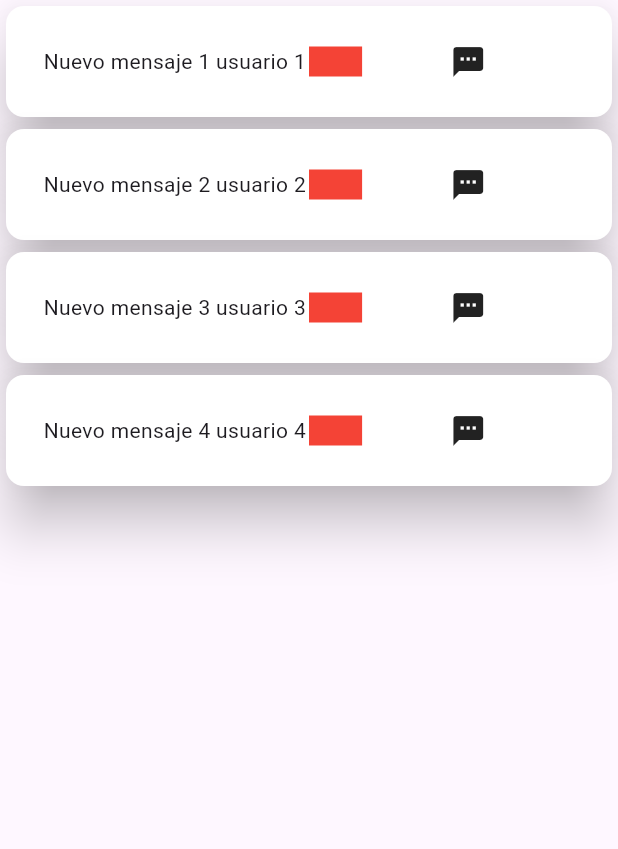
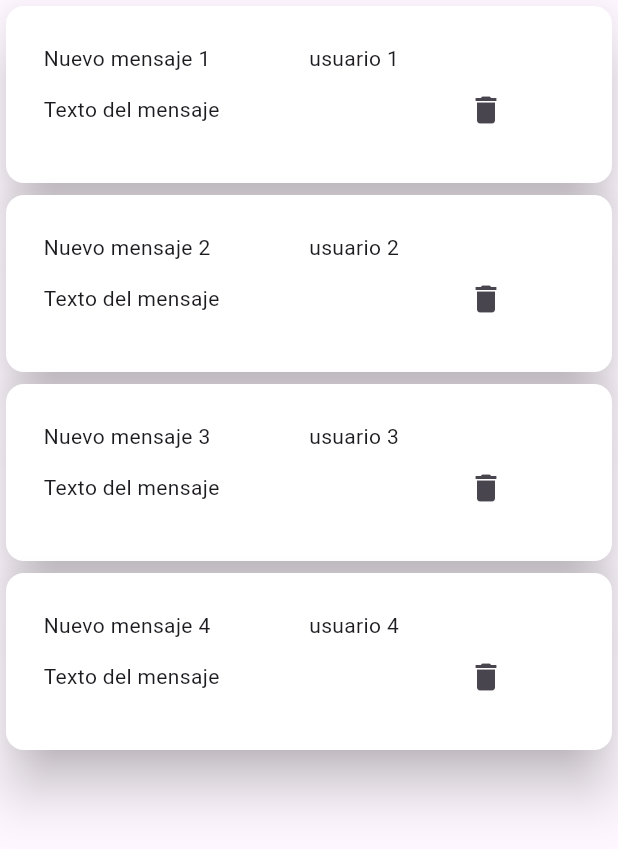
Before and after one commit to LorisBrignatz/primera, a Flutter app: the Home screen opened directly, on a phone screen of 412 x 824 dp. Shown: the top 849 px of the screen. Run offline on Flutter 3.47's test engine with Material 3 defaults, Android fonts, the phone set to English and light mode, and no system bars.

Commit message:
Modif home d'une autre façon

```diff
--- a/lib/home.dart
+++ b/lib/home.dart
@@ -33,7 +33,9 @@ class _HomeState extends State<Home> {
                 var datos = mensajes[index].split('#');
 
                 return CardWidget(
-                  texto: '${datos[1]} ${datos[2]}',
+                  texto: '${datos[1]}',
+                  nombre: '${datos[2]}',
+                  mensaje: '${datos[3]}',
                   showOrHide: true,
                   size: 25,
                 );
@@ -75,11 +77,15 @@ class CardWidget extends StatelessWidget {
   const CardWidget({
     super.key,
     required this.texto,
+    required this.nombre,
+    required this.mensaje,
     required this.showOrHide,
     required this.size,
   });
 
   final String texto;
+  final String nombre;
+  final String mensaje;
   final bool showOrHide;
   final double size;
 
@@ -90,19 +96,35 @@ class CardWidget extends StatelessWidget {
       elevation: 15,
       child: Padding(
         padding: EdgeInsets.all(size),
-        child: Row(
+        child: Column(
           children: [
-            Expanded(
-                flex: 5,
-                child: Text(texto)),
-            Expanded(
-                flex: 1,
-                child: Container(color: Colors.red, height: 20,)),
-            Expanded(
-                flex: 4,
-                child: Icon(Icons.sms)),
+            Row(
+              children: [
+                Expanded(
+                    flex: 6,
+                    child: Text(texto)),
+                Expanded(
+                    flex: 6,
+                    child: Text(nombre)),
+              ],
+            ),
+            Row(
+              children: [
+                Expanded(
+                  flex: 8,
+                  child: Text(mensaje)
+                ),
+                Expanded(
+                  flex: 4,
+                  child: IconButton(
+                    onPressed: () {},
+                    icon: Icon(Icons.delete),
+                  ),
+                ),
+              ],
+            )
           ],
-        ),
+        )
       )
     );
   }
```
